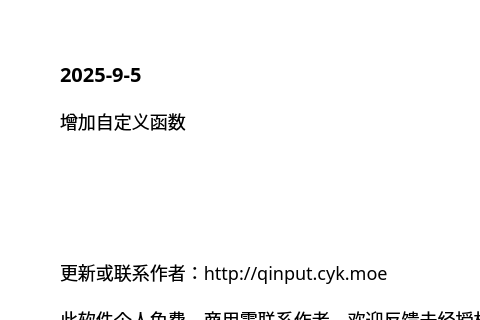
ChiyukiGana/Quickinput, file source/ui/AboutUi.ui: the form before one commit; both pictures show x 0 to 480 and y 0 to 320 of the 640 by 440 pixel window.
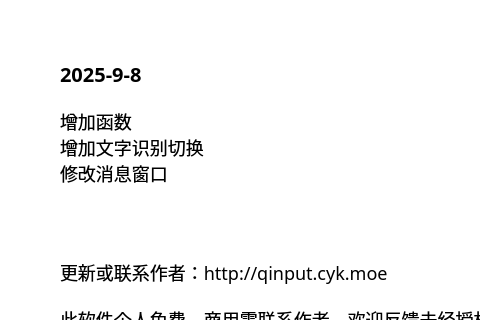
The form after the commit.

```diff
--- a/source/ui/AboutUi.ui
+++ b/source/ui/AboutUi.ui
@@ -90,7 +90,7 @@
          <string notr="true">font-size:20px</string>
         </property>
         <property name="text">
-         <string>2025-9-5</string>
+         <string>2025-9-8</string>
         </property>
         <property name="textFormat">
          <enum>Qt::TextFormat::PlainText</enum>
@@ -106,7 +106,9 @@
          </sizepolicy>
         </property>
         <property name="text">
-         <string>增加自定义函数</string>
+         <string>增加函数
+增加文字识别切换
+修改消息窗口</string>
         </property>
         <property name="textFormat">
          <enum>Qt::TextFormat::PlainText</enum>
```
